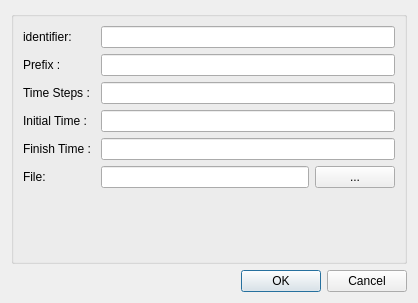
mapclient-plugins/mapclientplugins.argonsceneexporterstep, file mapclientplugins/argonsceneexporterstep/qt/configuredialog.ui: the form before one commit.
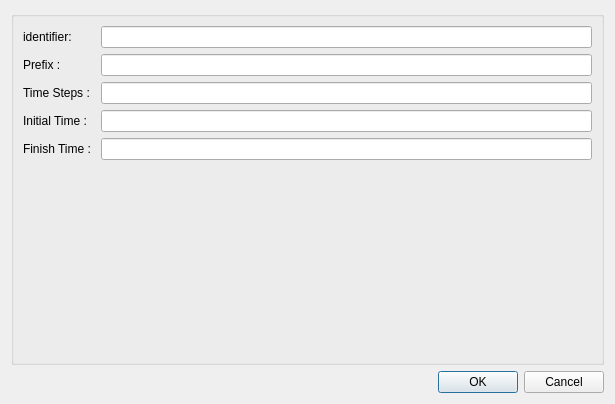
The form after the commit.

The edit to the form file:
```diff
--- a/mapclientplugins/argonsceneexporterstep/qt/configuredialog.ui
+++ b/mapclientplugins/argonsceneexporterstep/qt/configuredialog.ui
@@ -6,15 +6,15 @@
    <rect>
     <x>0</x>
     <y>0</y>
-    <width>418</width>
-    <height>303</height>
+    <width>615</width>
+    <height>404</height>
    </rect>
   </property>
   <property name="windowTitle">
    <string>Configure Step</string>
   </property>
   <layout class="QGridLayout" name="gridLayout">
-   <item row="0" column="0">
+   <item row="2" column="0">
     <widget class="QGroupBox" name="configGroupBox">
      <property name="title">
       <string/>
@@ -71,32 +71,10 @@
      <item row="4" column="1">
       <widget class="QLineEdit" name="finishTime_lineEdit"/>
      </item>
-      <item row="5" column="0">
-       <widget class="QLabel" name="label1">
-        <property name="text">
-         <string>File:  </string>
-        </property>
-       </widget>
-      </item>
-      <item row="5" column="1">
-       <layout class="QHBoxLayout" name="horizontalLayout">
-        <item>
-         <widget class="QLineEdit" name="lineEditFileLocation"/>
-        </item>
-        <item>
-         <widget class="QPushButton" name="pushButtonFileChooser">
-          <property name="text">
-           <string>...</string>
-          </property>
-         </widget>
-        </item>
-       </layout>
-      </item>
-
-     </layout>
+     </layout>
     </widget>
    </item>
-   <item row="1" column="0">
+   <item row="3" column="0">
     <widget class="QDialogButtonBox" name="buttonBox">
      <property name="orientation">
       <enum>Qt::Horizontal</enum>
```
Left out of the diff: 3 changed lines with no effect on the pictures. Lines whose indentation alone changed are shown as unchanged.
